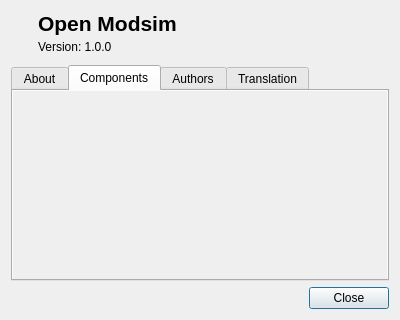
Above: omodsim/dialogs/dialogabout.ui from sanny32/OpenModSim before the change. Below: the same form after it.
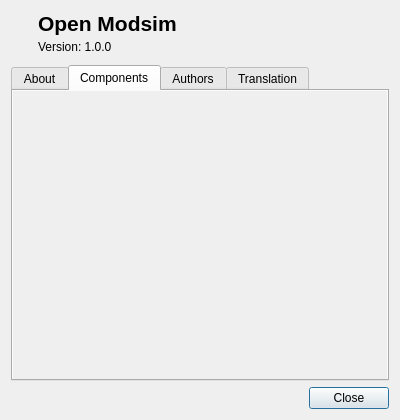
That is the form after the change. The open tabs and pages were chosen to show the change. Icons and pictures are not drawn. Custom widgets are drawn as their Qt base class.

Commit message: Testing sizeHint for about dialog

```diff
--- a/omodsim/dialogs/dialogabout.ui
+++ b/omodsim/dialogs/dialogabout.ui
@@ -7,9 +7,15 @@
     <x>0</x>
     <y>0</y>
     <width>400</width>
-    <height>320</height>
+    <height>420</height>
    </rect>
   </property>
+  <property name="minimumSize">
+   <size>
+    <width>400</width>
+    <height>420</height>
+   </size>
+  </property>
   <property name="windowTitle">
    <string>About...</string>
   </property>
@@ -98,15 +104,6 @@
    </item>
    <item>
     <widget class="QTabWidget" name="tabWidget">
-     <property name="minimumSize">
-      <size>
-       <width>305</width>
-       <height>0</height>
-      </size>
-     </property>
-     <property name="currentIndex">
-      <number>0</number>
-     </property>
      <widget class="QWidget" name="tabAbout">
       <attribute name="title">
        <string>About</string>
@@ -230,7 +227,7 @@
             <x>0</x>
             <y>0</y>
             <width>378</width>
-            <height>170</height>
+            <height>273</height>
            </rect>
           </property>
          </widget>
```
Left out of the diff: 32 changed lines with no effect on the pictures. The commit also changes 3 other files.
